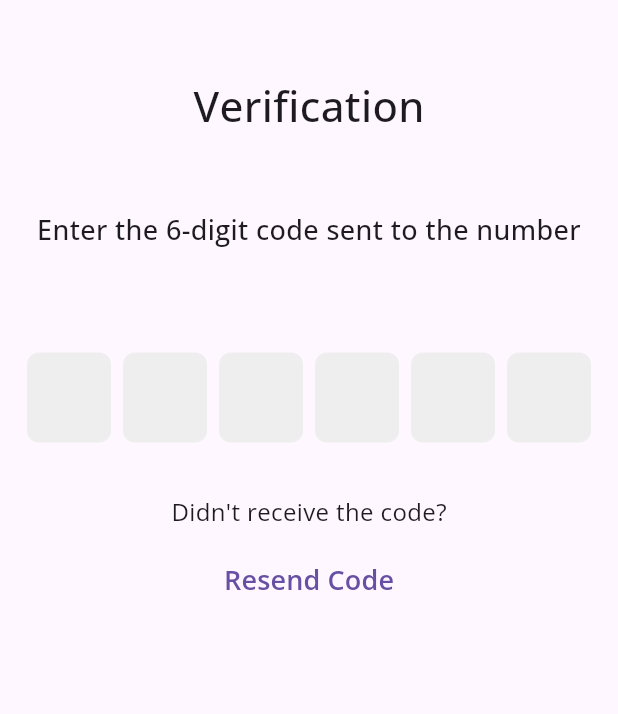
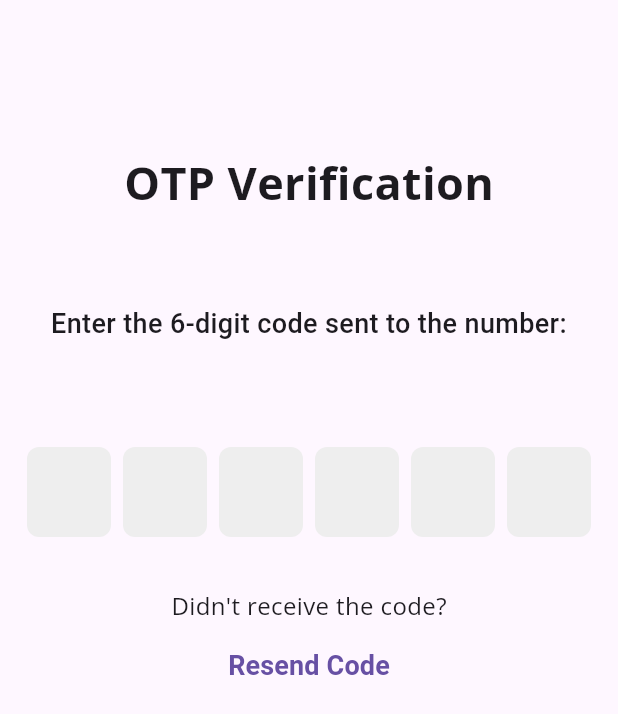
Before and after one commit to HuaXuen/QMS, a Flutter app: the OTPPage screen opened directly with empty values, on a phone screen of 412 x 824 dp. Shown: the top 714 px of the screen. Run offline on Flutter 3.47's test engine with Material 3 defaults, Android fonts, the phone set to English and light mode, and no system bars; drawn by our look-alikes of pinput; our stand-ins replace animated_splash_screen, cloud_firestore, country_picker, firebase_auth, firebase_core, firebase_storage and 2 more; accounts and stored records are empty.

Commit message:
tweaked ui

```diff
--- a/TPQMS/tpqms/lib/src/authentication/otp_page.dart
+++ b/TPQMS/tpqms/lib/src/authentication/otp_page.dart
@@ -50,23 +50,25 @@ class _OTPScreenState extends State<OTPPage> {
       ),
     );
     return Scaffold(
+        resizeToAvoidBottomInset: true,
         body: SafeArea(
+          child: SingleChildScrollView(
             child: Center(
               child: Column(
                 children: [
-              const SizedBox(height: 50),
+                  const SizedBox(height: 100),
                   Text(
-                'Verification',
+                    'OTP Verification',
                     style: GoogleFonts.openSans(
-                  fontSize: 28,
-                  fontWeight: FontWeight.w500,
+                      fontSize: 30,
+                      fontWeight: FontWeight.bold,
                     ),
                   ),
-              const SizedBox(height: 50),
+                  const SizedBox(height: 60),
                   Text(
-                'Enter the 6-digit code sent to the number',
+                    'Enter the 6-digit code sent to the number:',
                     textAlign: TextAlign.center,
-                style: GoogleFonts.openSans(
+                    style: TextStyle(
                       fontSize: 18,
                       fontWeight: FontWeight.w500,
                     ),
@@ -81,7 +83,9 @@ class _OTPScreenState extends State<OTPPage> {
                     ),
                   ),
                   const SizedBox(height: 30),
-              SizedBox(
+                  Padding(
+                    padding: const EdgeInsets.symmetric(horizontal: 15.0),
+                    child: SizedBox(
                       height: 68,
                       child: Pinput(
                         length: 6,
@@ -120,6 +124,7 @@ class _OTPScreenState extends State<OTPPage> {
                         ),
                       ),
                     ),
+                  ),
                   const SizedBox(height: 30),
                   _authProvider.isLoading
                       ? const CircularProgressIndicator()
@@ -145,14 +150,14 @@ class _OTPScreenState extends State<OTPPage> {
                           'Didn\'t receive the code?',
                           style: GoogleFonts.openSans(fontSize: 16), // Text
                         ),
-              const SizedBox(height: 10),
+                  const SizedBox(height: 5),
                   TextButton(
                     onPressed: () {
                       //todo: listen otp code
                     },
                     child: Text(
                       'Resend Code',
-                  style: GoogleFonts.openSans(
+                      style: TextStyle(
                         fontSize: 18,
                         fontWeight: FontWeight.w600,
                       ),
@@ -162,7 +167,7 @@ class _OTPScreenState extends State<OTPPage> {
               ),
             ),
           ),
-    );
+        ));
   }
 
   void verifyOTPCode({
@@ -200,7 +205,7 @@ class _OTPScreenState extends State<OTPPage> {
       //navigate to
       Navigator.pushReplacementNamed(
         context,
-        Constants.PhoneNumberVerificationPage,
+        Constants.homePage,
       );
     }
   }
--- a/TPQMS/tpqms/lib/src/main.dart
+++ b/TPQMS/tpqms/lib/src/main.dart
@@ -1,4 +1,5 @@
 import 'package:flutter/material.dart';
+import 'package:flutter/services.dart';
 import 'package:provider/provider.dart';
 import 'package:tpqms/src/authentication/otp_page.dart';
 import 'package:tpqms/src/authentication/phonenumber_verification_page.dart';
@@ -35,6 +36,10 @@ class MyApp extends StatelessWidget {
   // This widget is the root of your application.
   @override
   Widget build(BuildContext context) {
+    SystemChrome.setPreferredOrientations([
+      DeviceOrientation.portraitUp,
+      DeviceOrientation.portraitDown,
+    ]);
     return MaterialApp(
         debugShowCheckedModeBanner: false,
         // title: 'Flutter TPQMS',
```
Also changed, not shown: TPQMS/tpqms/lib/src/authentication/phonenumber_verification_page.dart (+8 -12 lines), TPQMS/tpqms/lib/src/pages/login_page.dart (+63 -9 lines), TPQMS/tpqms/lib/src/pages/admin_page.dart (added). Lines whose indentation alone changed are shown as unchanged.
